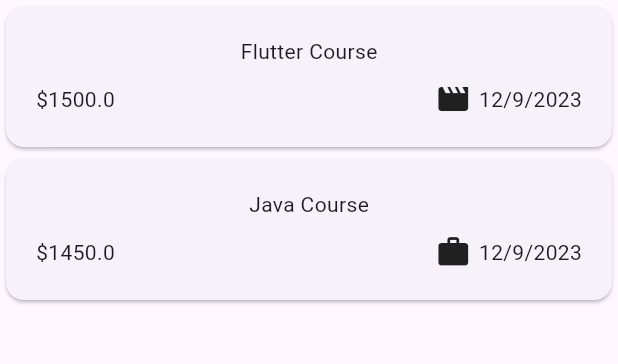
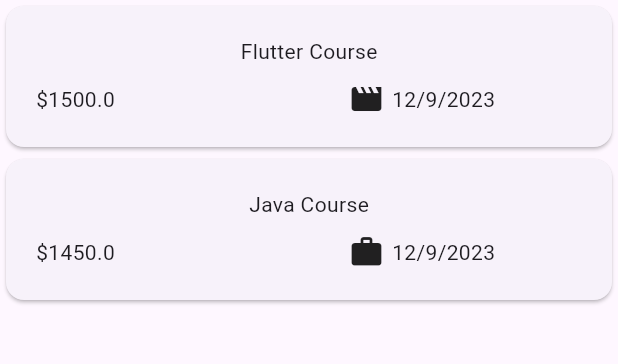
Before and after one commit to ShnAhmad/Expense_Tracker, a Flutter app: the screen it shows after launch, on a phone screen of 412 x 824 dp, the part 114-478 px from its top. Run offline on Flutter 3.47's test engine with Material 3 defaults, Android fonts, the phone set to English and light mode, and no system bars.

```diff
--- a/lib/Screens/Home/displaylist.dart
+++ b/lib/Screens/Home/displaylist.dart
@@ -2,16 +2,22 @@ import 'package:flutter/material.dart';
 import 'package:expense_tracker/Model/expenses.dart';
 
 class DisplayList extends StatelessWidget {
-  const DisplayList({super.key, required this.addedexpenses});
+  const DisplayList(
+      {super.key, required this.addedexpenses, required this.onRemoveExpense});
 
   final List<Expense> addedexpenses;
+  final void Function(Expense expense) onRemoveExpense;
 
   @override
   Widget build(BuildContext context) {
-    return Expanded(
-      child: ListView.builder(
+    return ListView.builder(
         itemCount: addedexpenses.length,
-          itemBuilder: (ctx, index) => Card(
+        itemBuilder: (ctx, index) => Dismissible(
+              key: ValueKey(addedexpenses[index]),
+              onDismissed: (direction) {
+                onRemoveExpense(addedexpenses[index]);
+              },
+              child: Card(
                 child: Padding(
                   padding: const EdgeInsets.all(20.0),
                   child: Column(
@@ -24,11 +30,12 @@ class DisplayList extends StatelessWidget {
                         children: [
                           Text('\$${addedexpenses[index].amount.toString()}'),
                           const Spacer(),
-                          Row(
+                          Expanded(
+                            child: Row(
                               children: [
                                 //  Icon(categoryIcons[addedexpenses[index].category]),
-                              Icon(
-                                  categoryIcons[addedexpenses[index].category]),
+                                Icon(categoryIcons[
+                                    addedexpenses[index].category]),
 
                                 const SizedBox(
                                   width: 5,
@@ -36,12 +43,13 @@ class DisplayList extends StatelessWidget {
                                 Text(addedexpenses[index].dateformatter),
                               ],
                             ),
+                          ),
                         ],
                       )
                     ],
                   ),
                 ),
-              )),
-    );
+              ),
+            ));
   }
 }
--- a/lib/Screens/Home/home.dart
+++ b/lib/Screens/Home/home.dart
@@ -28,8 +28,9 @@ class _HomeState extends State<Home> {
 
   void _openaddexpenseoverlay() {
     showModalBottomSheet(
+        isScrollControlled: true,
         context: context,
-        builder: (ctx) =>  NewExpense(onAddExpense: addNewExpense));
+        builder: (ctx) => NewExpense(onAddExpense: addNewExpense));
   }
 
   void addNewExpense(Expense expense) {
@@ -38,8 +39,38 @@ class _HomeState extends State<Home> {
     });
   }
 
+  void removeNewExpense(Expense expense) {
+    final expenseIndex = addedexpenses.indexOf(expense);
+    setState(() {
+      addedexpenses.remove(expense);
+    });
+    ScaffoldMessenger.of(context).clearSnackBars();
+    ScaffoldMessenger.of(context).showSnackBar(
+      SnackBar(
+          content: const Text('expense deleted'),
+          duration: const Duration(seconds: 3),
+          action: SnackBarAction(
+              label: 'undo',
+              onPressed: () {
+                setState(() {
+                  addedexpenses.insert(expenseIndex, expense);
+                });
+              })),
+    );
+  }
+
   @override
   Widget build(BuildContext context) {
+    Widget mainContant = const Center(
+      child: Text("No Expenses"),
+    );
+
+    if (addedexpenses.isNotEmpty) {
+      mainContant = DisplayList(
+        addedexpenses: addedexpenses,
+        onRemoveExpense: removeNewExpense,
+      );
+    }
     return Scaffold(
       appBar: AppBar(
         title: const Text('Expense Tracker'),
@@ -51,13 +82,7 @@ class _HomeState extends State<Home> {
       body: Column(
         children: [
           const Text('Chart'),
-          DisplayList(addedexpenses: addedexpenses),
-          // ...addedexpenses.map((item) => Column(
-          //       children: [
-          //         Text(item.title),
-          //         Text(item.title),
-          //       ],
-          //     ))
+          Expanded(child: mainContant),
         ],
       ),
     );
--- a/lib/Screens/NewExpense/newexpense.dart
+++ b/lib/Screens/NewExpense/newexpense.dart
@@ -70,7 +70,7 @@ class _NewExpenseState extends State<NewExpense> {
   @override
   Widget build(BuildContext context) {
     return Padding(
-      padding: const EdgeInsets.all(20.0),
+      padding: const EdgeInsets.fromLTRB(20, 50, 20, 20),
       child: Column(
         children: [
           TextField(
--- a/lib/main.dart
+++ b/lib/main.dart
@@ -5,6 +5,6 @@ void main() {
   runApp(MaterialApp(
     theme: ThemeData(useMaterial3: true),
     debugShowCheckedModeBanner: false,
-    home: Home(),
+    home: const Home(),
   ));
 }
```
Lines whose indentation alone changed are shown as unchanged.
